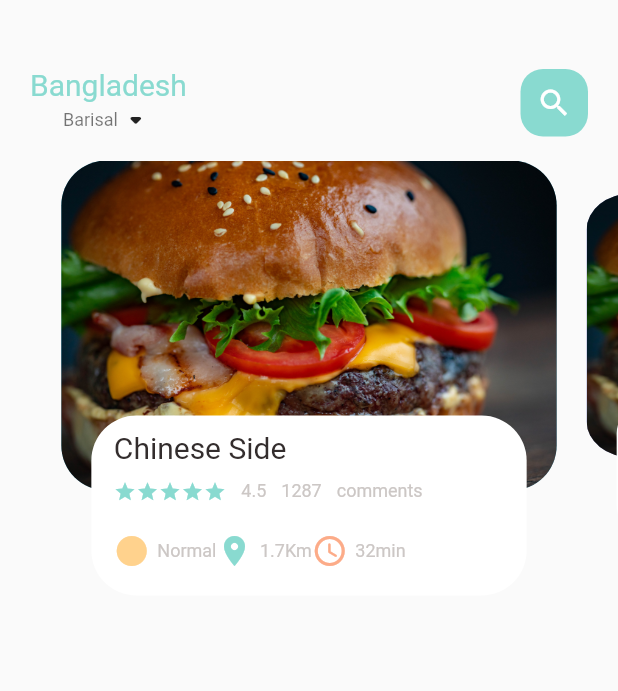
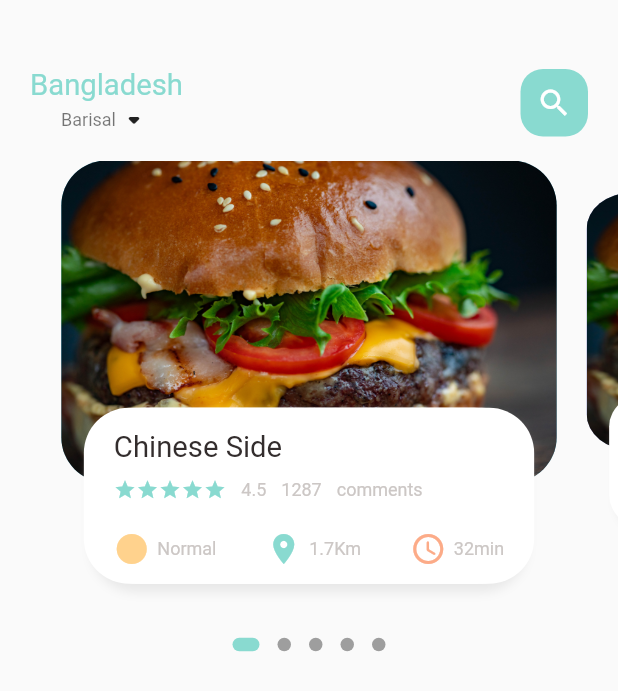
Before and after one commit to sadid369/food_delivery, a Flutter app: the screen it shows after launch, on a phone screen of 412 x 824 dp. Shown: the top 691 px of the screen. Run offline on Flutter 3.47's test engine with Material 2 defaults, Android fonts, the phone set to English and light mode, and no system bars; drawn by our look-alikes of dots_indicator; our stand-ins replace get.

Commit message:
day-3; 2:25:40

```diff
--- a/lib/home/food_page_body.dart
+++ b/lib/home/food_page_body.dart
@@ -1,5 +1,9 @@
+// ignore_for_file: prefer_const_constructors, unnecessary_new
+
+import 'package:dots_indicator/dots_indicator.dart';
 import 'package:flutter/material.dart';
-import 'package:food_delivery/colors.dart';
+import 'package:food_delivery/utils/colors.dart';
+import 'package:food_delivery/utils/dimentions.dart';
 import 'package:food_delivery/widgets/big_text.dart';
 import 'package:food_delivery/widgets/icon_and_text_widget.dart';
 import 'package:food_delivery/widgets/small_text.dart';
@@ -15,7 +19,7 @@ class _FoodPageBodyState extends State<FoodPageBody> {
   PageController pageController = PageController(viewportFraction: 0.85);
   var _currPageValue = 0.0;
   double _scaleFactor = 0.8;
-  double _height = 220.0;
+  double _height = Dimensions.pageViewContainer;
   @override
   void initState() {
     super.initState();
@@ -35,15 +39,31 @@ class _FoodPageBodyState extends State<FoodPageBody> {
 
   @override
   Widget build(BuildContext context) {
-    return Container(
+    return Column(
+      children: [
+        Container(
           // color: Colors.red,
-      height: 320,
+          height: Dimensions.pageView,
           child: PageView.builder(
               controller: pageController,
               itemCount: 5,
               itemBuilder: (context, position) {
                 return _buildPageItem(position);
               }),
+        ),
+        //showing Dot Page Indicator in body
+        new DotsIndicator(
+          dotsCount: 5,
+          position: _currPageValue,
+          decorator: DotsDecorator(
+            activeColor: AppColors.mainColor,
+            size: const Size.square(9.0),
+            activeSize: const Size(18.0, 9.0),
+            activeShape: RoundedRectangleBorder(
+                borderRadius: BorderRadius.circular(5.0)),
+          ),
+        ),
+      ],
     );
   }
 
@@ -77,7 +97,7 @@ class _FoodPageBodyState extends State<FoodPageBody> {
       child: Stack(
         children: [
           Container(
-            height: 220,
+            height: Dimensions.pageViewContainer,
             margin: EdgeInsets.only(
               left: 10,
               right: 10,
@@ -92,15 +112,31 @@ class _FoodPageBodyState extends State<FoodPageBody> {
           Align(
             alignment: Alignment.bottomCenter,
             child: Container(
-              height: 120,
+              height: Dimensions.pageViewTextContainer,
               margin: EdgeInsets.only(left: 30, right: 30, bottom: 30),
               decoration: BoxDecoration(
+                // ignore: prefer_const_literals_to_create_immutables
+                boxShadow: [
+                  BoxShadow(
+                    color: Color(0xFFe8e8e8),
+                    blurRadius: 5.0,
+                    offset: Offset(0, 5),
+                  ),
+                  BoxShadow(
+                    color: Colors.white,
+                    offset: Offset(-5, 0),
+                  ),
+                  BoxShadow(
+                    color: Colors.white,
+                    offset: Offset(5, 0),
+                  ),
+                ],
                 borderRadius: BorderRadius.circular(30),
                 color: Colors.white,
               ),
               child: Container(
                 padding: EdgeInsets.only(
-                  top: 10,
+                  top: Dimensions.height15,
                   left: 15,
                   right: 15,
                 ),
@@ -109,7 +145,7 @@ class _FoodPageBodyState extends State<FoodPageBody> {
                   children: [
                     BigText(text: "Chinese Side"),
                     SizedBox(
-                      height: 10,
+                      height: Dimensions.height10,
                     ),
                     Row(
                       children: [
@@ -140,9 +176,10 @@ class _FoodPageBodyState extends State<FoodPageBody> {
                       ],
                     ),
                     SizedBox(
-                      height: 20,
+                      height: Dimensions.height20,
                     ),
                     Row(
+                      mainAxisAlignment: MainAxisAlignment.spaceBetween,
                       children: [
                         IconAndTextWidget(
                             icon: Icons.circle_sharp,
--- a/lib/home/main_food_page.dart
+++ b/lib/home/main_food_page.dart
@@ -1,7 +1,7 @@
 // ignore_for_file: prefer_const_constructors
 
 import 'package:flutter/material.dart';
-import 'package:food_delivery/colors.dart';
+import 'package:food_delivery/utils/colors.dart';
 import 'package:food_delivery/home/food_page_body.dart';
 import 'package:food_delivery/widgets/big_text.dart';
 import 'package:food_delivery/widgets/small_text.dart';
@@ -19,6 +19,7 @@ class _MainFoodPageState extends State<MainFoodPage> {
     return Scaffold(
         body: Column(
       children: [
+        //showing the header
         Container(
           child: Container(
             margin: EdgeInsets.only(
@@ -62,6 +63,7 @@ class _MainFoodPageState extends State<MainFoodPage> {
             ),
           ),
         ),
+        //showing the body
         FoodPageBody(),
       ],
     ));
--- a/lib/main.dart
+++ b/lib/main.dart
@@ -1,5 +1,6 @@
 import 'package:flutter/material.dart';
 import 'package:food_delivery/home/main_food_page.dart';
+import 'package:get/get.dart';
 
 void main() {
   runApp(const MyApp());
@@ -11,7 +12,7 @@ class MyApp extends StatelessWidget {
   // This widget is the root of your application.
   @override
   Widget build(BuildContext context) {
-    return MaterialApp(
+    return GetMaterialApp(
       debugShowCheckedModeBanner: false,
       title: 'Flutter Dem',
       theme: ThemeData(
--- /dev/null
+++ b/lib/utils/dimentions.dart
@@ -0,0 +1,13 @@
+import 'package:get/get.dart';
+
+class Dimensions {
+  static double screenHeight = Get.context!.height;
+  static double screenWidth = Get.context!.width;
+  static double pageViewContainer = screenHeight / 3.84;
+  static double pageViewTextContainer = screenHeight / 7.03;
+  static double pageView = screenHeight / 2.64;
+  static double height10 = screenHeight / 84.4;
+  static double height20 = screenHeight / 42.2;
+  static double height15 = screenHeight / 56.27;
+  static double font20 = screenHeight / 42.2;
+}
--- a/lib/widgets/big_text.dart
+++ b/lib/widgets/big_text.dart
@@ -1,6 +1,7 @@
 // ignore_for_file: use_key_in_widget_constructors
 
 import 'package:flutter/material.dart';
+import 'package:food_delivery/utils/dimentions.dart';
 
 class BigText extends StatelessWidget {
   Color? color;
@@ -10,7 +11,7 @@ class BigText extends StatelessWidget {
   BigText({
     this.color = const Color(0xFF332d2d),
     required this.text,
-    this.size = 20,
+    this.size = 0,
     this.overflow = TextOverflow.ellipsis,
   });
   @override
@@ -21,7 +22,7 @@ class BigText extends StatelessWidget {
       overflow: overflow,
       style: TextStyle(
         fontWeight: FontWeight.w400,
-        fontSize: size,
+        fontSize: size == 0 ? Dimensions.font20 : size,
         fontFamily: 'Roboto',
         color: color,
       ),
```
Also changed, not shown: pubspec.yaml (+5 -11 lines), lib/utils/colors.dart (renamed from lib/colors.dart), pubspec.lock. Lines whose indentation alone changed are shown as unchanged.
